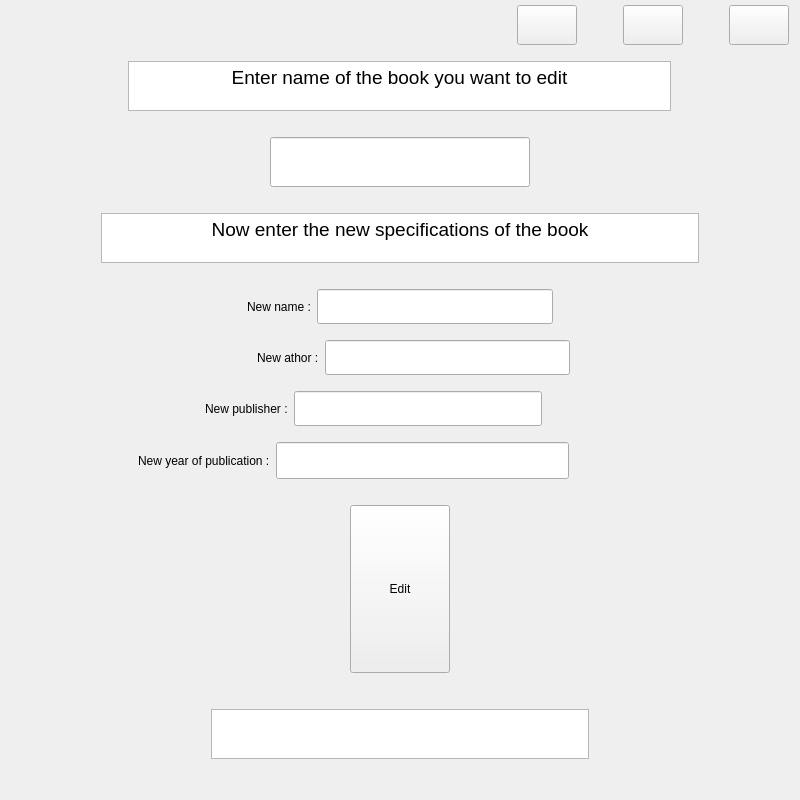
Above: Project/edit.ui from AminNaghiyan/uiap92_project before the change. Below: the same form after it.
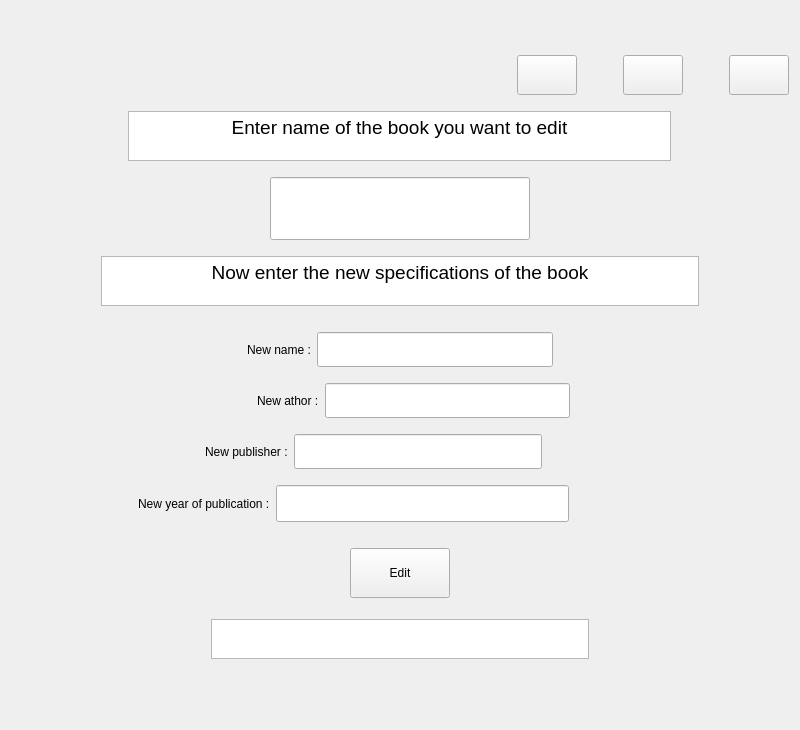
That is the form after the change. Icons and pictures are not drawn.

Commit message: write back-end of Edit page

```diff
--- a/Project/edit.ui
+++ b/Project/edit.ui
@@ -7,7 +7,7 @@
     <x>0</x>
     <y>0</y>
     <width>800</width>
-    <height>800</height>
+    <height>730</height>
    </rect>
   </property>
   <property name="windowTitle">
@@ -247,7 +247,7 @@
        <property name="sizeHint" stdset="0">
         <size>
          <width>20</width>
-         <height>20</height>
+         <height>10</height>
         </size>
        </property>
       </spacer>
@@ -275,13 +275,13 @@
          <property name="minimumSize">
           <size>
            <width>0</width>
-           <height>35</height>
+           <height>41</height>
           </size>
          </property>
          <property name="maximumSize">
           <size>
            <width>16777215</width>
-           <height>50</height>
+           <height>63</height>
           </size>
          </property>
         </widget>
@@ -312,7 +312,7 @@
        <property name="sizeHint" stdset="0">
         <size>
          <width>20</width>
-         <height>20</height>
+         <height>10</height>
         </size>
        </property>
       </spacer>
@@ -703,7 +703,7 @@
          <property name="maximumSize">
           <size>
            <width>200</width>
-           <height>200</height>
+           <height>50</height>
           </size>
          </property>
          <property name="text">
@@ -732,12 +732,12 @@
         <enum>Qt::Vertical</enum>
        </property>
        <property name="sizeType">
-        <enum>QSizePolicy::Preferred</enum>
+        <enum>QSizePolicy::Fixed</enum>
        </property>
        <property name="sizeHint" stdset="0">
         <size>
          <width>20</width>
-         <height>30</height>
+         <height>15</height>
         </size>
        </property>
       </spacer>
@@ -774,7 +774,7 @@
          <property name="maximumSize">
           <size>
            <width>400</width>
-           <height>50</height>
+           <height>40</height>
           </size>
          </property>
         </widget>
@@ -797,22 +797,6 @@
        </item>
       </layout>
      </item>
-     <item>
-      <spacer name="verticalSpacer_10">
-       <property name="orientation">
-        <enum>Qt::Vertical</enum>
-       </property>
-       <property name="sizeType">
-        <enum>QSizePolicy::Fixed</enum>
-       </property>
-       <property name="sizeHint" stdset="0">
-        <size>
-         <width>20</width>
-         <height>20</height>
-        </size>
-       </property>
-      </spacer>
-     </item>
     </layout>
    </item>
   </layout>
```
Left out of the diff: 10 changed lines with no effect on the pictures. The commit also changes 34 other files.
